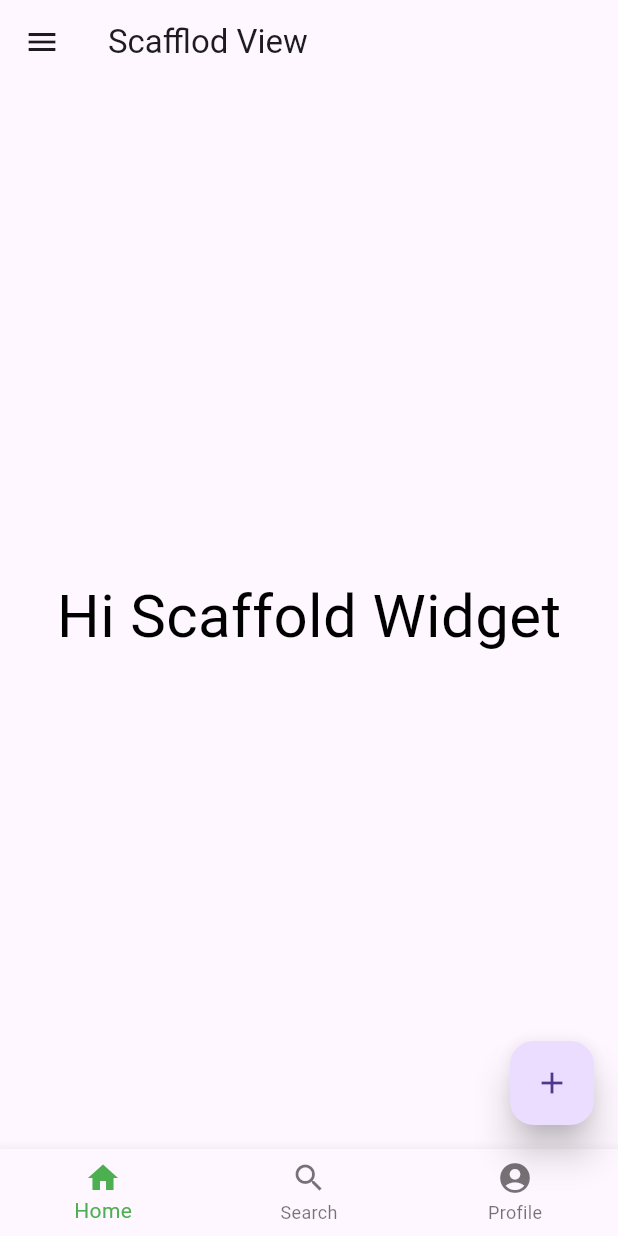
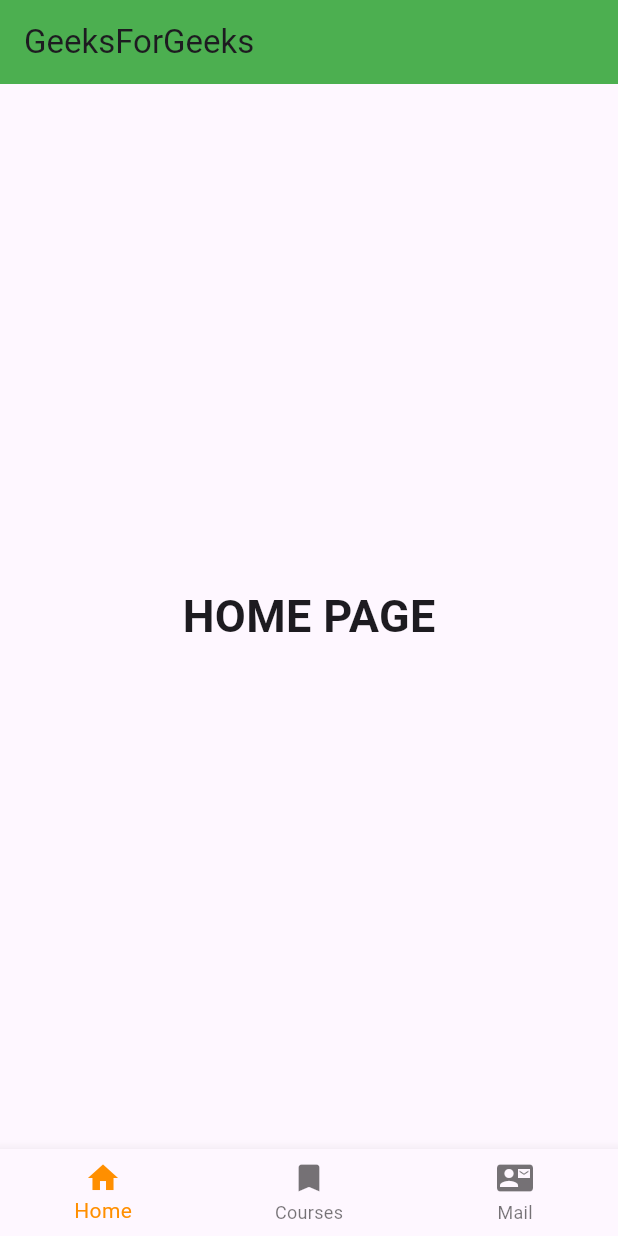
Before and after one commit to leminhduc1202/learning_flutter_vsc, a Flutter app: the screen it shows after launch, on a phone screen of 412 x 824 dp. Run offline on Flutter 3.47's test engine with Material 3 defaults, Android fonts, the phone set to English and light mode, and no system bars.

Commit message:
Bottomnavigationbar widget in Flutter

```diff
--- a/lib/main.dart
+++ b/lib/main.dart
@@ -4,7 +4,8 @@ void main() {
   // runApp(const MyApp());
   // runApp(const MyAppNew());
   // runApp(const ContainerView());
-  runApp(const ScaffoldWidgetView());
+  // runApp(const ScaffoldWidgetView());
+  runApp(const BottomNavigationbarWidget());
 }
 
 class MyApp extends StatelessWidget {
@@ -186,3 +187,81 @@ class ScaffoldView extends StatelessWidget {
     );
   }
 }
+
+class BottomNavigationbarWidget extends StatelessWidget {
+  static const String _title = 'Learning Flutter Code Sample';
+  const BottomNavigationbarWidget({super.key});
+
+  @override
+  Widget build(BuildContext context) {
+    return const MaterialApp(
+      title: _title,
+      home: NavigationView(),
+    );
+  }
+}
+
+class NavigationView extends StatefulWidget {
+  const NavigationView({super.key});
+
+  @override
+  State<NavigationView> createState() => _NavigationViewState();
+}
+
+class _NavigationViewState extends State<NavigationView> {
+  int _selectedIndex = 0;
+  static const TextStyle optionStyle =
+      TextStyle(fontSize: 30, fontWeight: FontWeight.bold);
+  static const List<Widget> _widgetOptions = <Widget>[
+    Text(
+      'HOME PAGE',
+      style: optionStyle,
+    ),
+    Text(
+      'COURSE PAGE',
+      style: optionStyle,
+    ),
+    Text(
+      'CONTACT GFG',
+      style: optionStyle,
+    ),
+  ];
+
+  void _onItemTapped(int index) {
+    setState(() {
+      _selectedIndex = index;
+    });
+  }
+
+  @override
+  Widget build(BuildContext context) {
+    return Scaffold(
+      appBar: AppBar(
+        title: const Text('GeeksForGeeks'),
+        backgroundColor: Colors.green,
+      ),
+      body: Center(
+        child: _widgetOptions.elementAt(_selectedIndex),
+      ),
+      bottomNavigationBar: BottomNavigationBar(
+        items: const <BottomNavigationBarItem>[
+          BottomNavigationBarItem(
+            icon: Icon(Icons.home),
+            label: "Home",
+          ),
+          BottomNavigationBarItem(
+            icon: Icon(Icons.bookmark),
+            label: "Courses",
+          ),
+          BottomNavigationBarItem(
+            icon: Icon(Icons.contact_mail),
+            label: "Mail",
+          ),
+        ],
+        currentIndex: _selectedIndex,
+        selectedItemColor: Colors.amber[800],
+        onTap: _onItemTapped,
+      ),
+    );
+  }
+}
```
